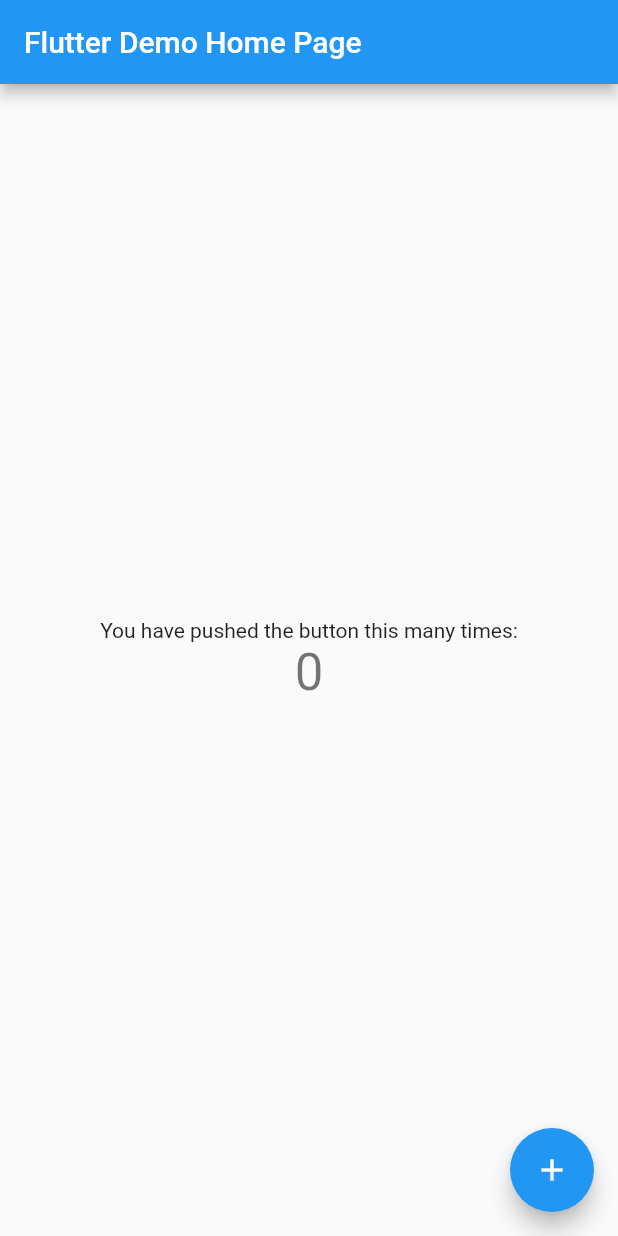
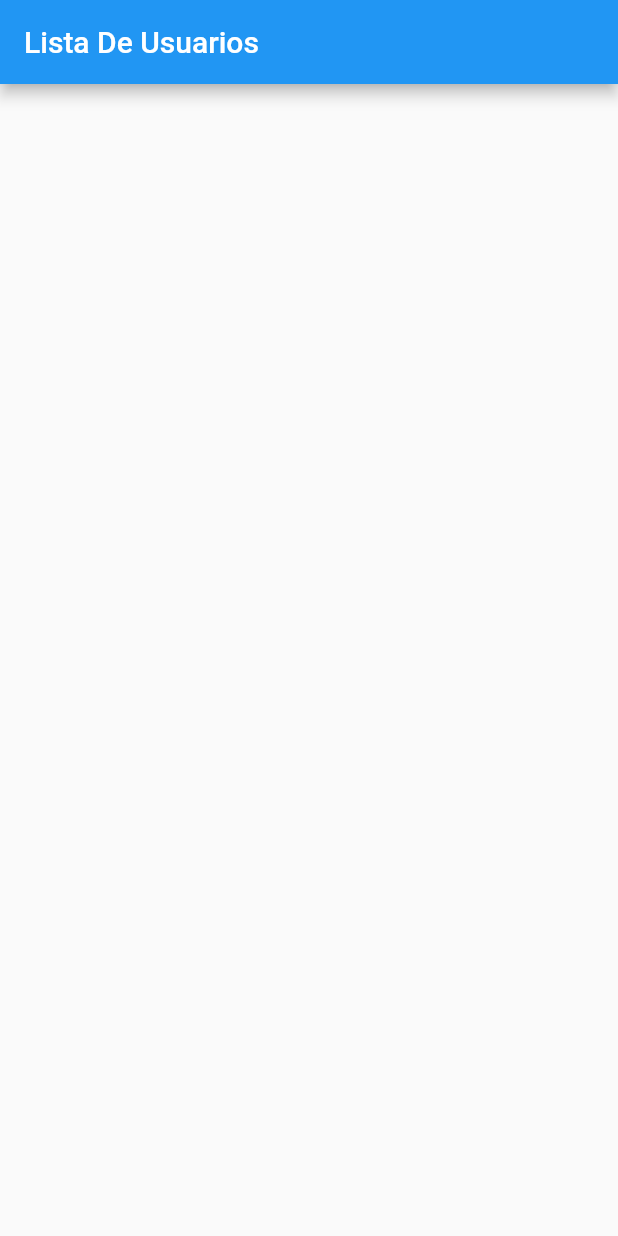
Before and after one commit to JosiaAlmeida/CRUD, a Flutter app: the screen it shows after launch, on a phone screen of 412 x 824 dp. Run offline on Flutter 3.47's test engine with Material 2 defaults, Android fonts, the phone set to English and light mode, and no system bars.

Commit message:
Estruturando arquivos

```diff
--- a/lib/main.dart
+++ b/lib/main.dart
@@ -1,4 +1,5 @@
 import 'package:flutter/material.dart';
+import 'package:sistemadecadastro/views/user_list.dart';
 
 void main() {
   runApp(MyApp());
@@ -11,103 +12,9 @@
     return MaterialApp(
       title: 'Flutter Demo',
       theme: ThemeData(
-        // This is the theme of your application.
-        //
-        // Try running your application with "flutter run". You'll see the
-        // application has a blue toolbar. Then, without quitting the app, try
-        // changing the primarySwatch below to Colors.green and then invoke
-        // "hot reload" (press "r" in the console where you ran "flutter run",
-        // or simply save your changes to "hot reload" in a Flutter IDE).
-        // Notice that the counter didn't reset back to zero; the application
-        // is not restarted.
         primarySwatch: Colors.blue,
       ),
-      home: MyHomePage(title: 'Flutter Demo Home Page'),
+      home: UserList(),
     );
   }
 }
-
-class MyHomePage extends StatefulWidget {
-  MyHomePage({Key? key, required this.title}) : super(key: key);
-
-  // This widget is the home page of your application. It is stateful, meaning
-  // that it has a State object (defined below) that contains fields that affect
-  // how it looks.
-
-  // This class is the configuration for the state. It holds the values (in this
-  // case the title) provided by the parent (in this case the App widget) and
-  // used by the build method of the State. Fields in a Widget subclass are
-  // always marked "final".
-
-  final String title;
-
-  @override
-  _MyHomePageState createState() => _MyHomePageState();
-}
-
-class _MyHomePageState extends State<MyHomePage> {
-  int _counter = 0;
-
-  void _incrementCounter() {
-    setState(() {
-      // This call to setState tells the Flutter framework that something has
-      // changed in this State, which causes it to rerun the build method below
-      // so that the display can reflect the updated values. If we changed
-      // _counter without calling setState(), then the build method would not be
-      // called again, and so nothing would appear to happen.
-      _counter++;
-    });
-  }
-
-  @override
-  Widget build(BuildContext context) {
-    // This method is rerun every time setState is called, for instance as done
-    // by the _incrementCounter method above.
-    //
-    // The Flutter framework has been optimized to make rerunning build methods
-    // fast, so that you can just rebuild anything that needs updating rather
-    // than having to individually change instances of widgets.
-    return Scaffold(
-      appBar: AppBar(
-        // Here we take the value from the MyHomePage object that was created by
-        // the App.build method, and use it to set our appbar title.
-        title: Text(widget.title),
-      ),
-      body: Center(
-        // Center is a layout widget. It takes a single child and positions it
-        // in the middle of the parent.
-        child: Column(
-          // Column is also a layout widget. It takes a list of children and
-          // arranges them vertically. By default, it sizes itself to fit its
-          // children horizontally, and tries to be as tall as its parent.
-          //
-          // Invoke "debug painting" (press "p" in the console, choose the
-          // "Toggle Debug Paint" action from the Flutter Inspector in Android
-          // Studio, or the "Toggle Debug Paint" command in Visual Studio Code)
-          // to see the wireframe for each widget.
-          //
-          // Column has various properties to control how it sizes itself and
-          // how it positions its children. Here we use mainAxisAlignment to
-          // center the children vertically; the main axis here is the vertical
-          // axis because Columns are vertical (the cross axis would be
-          // horizontal).
-          mainAxisAlignment: MainAxisAlignment.center,
-          children: <Widget>[
-            Text(
-              'You have pushed the button this many times:',
-            ),
-            Text(
-              '$_counter',
-              style: Theme.of(context).textTheme.headline4,
-            ),
-          ],
-        ),
-      ),
-      floatingActionButton: FloatingActionButton(
-        onPressed: _incrementCounter,
-        tooltip: 'Increment',
-        child: Icon(Icons.add),
-      ), // This trailing comma makes auto-formatting nicer for build methods.
-    );
-  }
-}
--- /dev/null
+++ b/lib/views/user_list.dart
@@ -0,0 +1,12 @@
+import 'package:flutter/material.dart';
+
+class UserList extends StatelessWidget {
+  const UserList({Key? key}) : super(key: key);
+
+  @override
+  Widget build(BuildContext context) {
+    return Scaffold(
+      appBar: AppBar(title: Text("Lista De Usuarios"),),
+    );
+  }
+}
```
Also changed, not shown: lib/data/user.dart (added, +22 -0 lines), lib/models/user.dart (added, +10 -0 lines).
